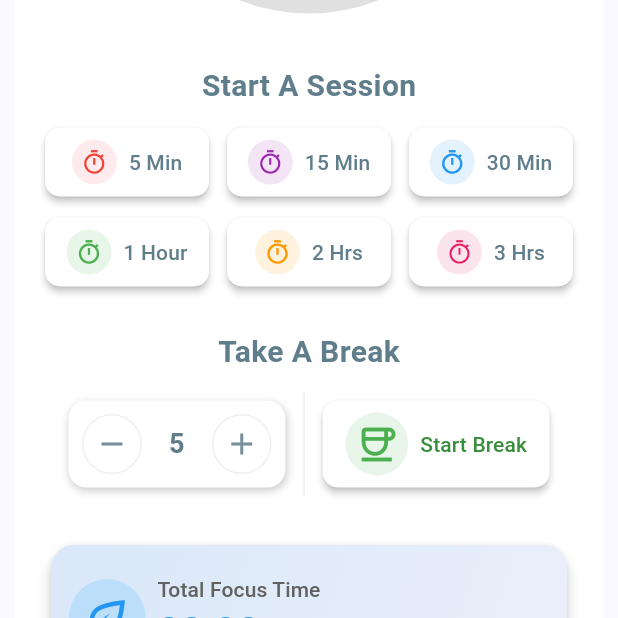
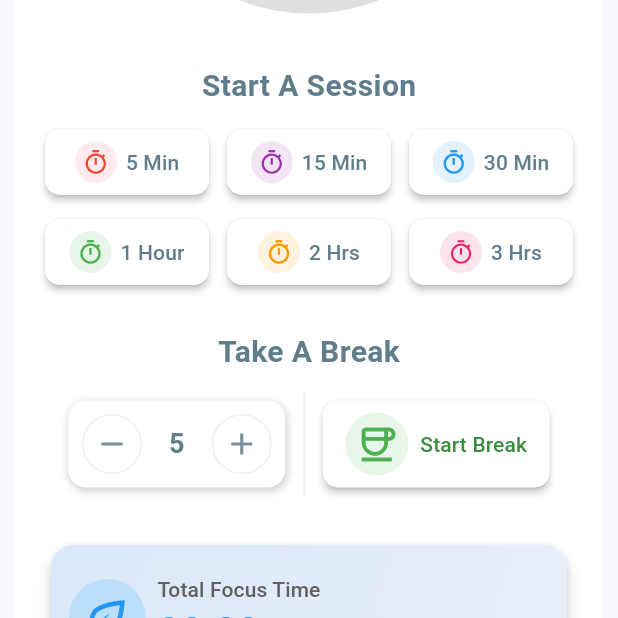
Before and after one commit to kibriahq/focus-session, a Flutter app: the screen it shows after launch, on a phone screen of 412 x 824 dp, the part 618-1236 px from its top. Run offline on Flutter 3.47's test engine with Material 3 defaults, Android fonts, the phone set to English and light mode, and no system bars; our stand-ins replace audioplayers, shared_preferences.

Commit message:
fix: button responsive issue

```diff
--- a/lib/main.dart
+++ b/lib/main.dart
@@ -545,22 +545,29 @@ class _FocusHomePageState extends State<FocusHomePage>
         backgroundColor: Colors.white,
         foregroundColor: Colors.black87,
         elevation: 2,
-        padding: const EdgeInsets.symmetric(horizontal: 10, vertical: 8),
+        padding: const EdgeInsets.symmetric(horizontal: 6, vertical: 8),
         shape: RoundedRectangleBorder(borderRadius: BorderRadius.circular(10)),
       ),
       child: Row(
-        mainAxisSize: MainAxisSize.min,
+        mainAxisAlignment: MainAxisAlignment.center,
         children: [
           Container(
-            padding: const EdgeInsets.all(6),
+            padding: const EdgeInsets.all(5),
             decoration: BoxDecoration(
               color: color[50],
               borderRadius: BorderRadius.circular(40),
             ),
             child: Icon(Icons.timer_outlined, color: color[500], size: 18),
           ),
-          const SizedBox(width: 8),
-          Text(label, style: const TextStyle(color: Colors.blueGrey)),
+          const SizedBox(width: 6),
+          Flexible(
+            child: Text(
+              label,
+              maxLines: 1,
+              overflow: TextOverflow.ellipsis,
+              style: const TextStyle(color: Colors.blueGrey, fontSize: 14),
+            ),
+          ),
         ],
       ),
     );
```
